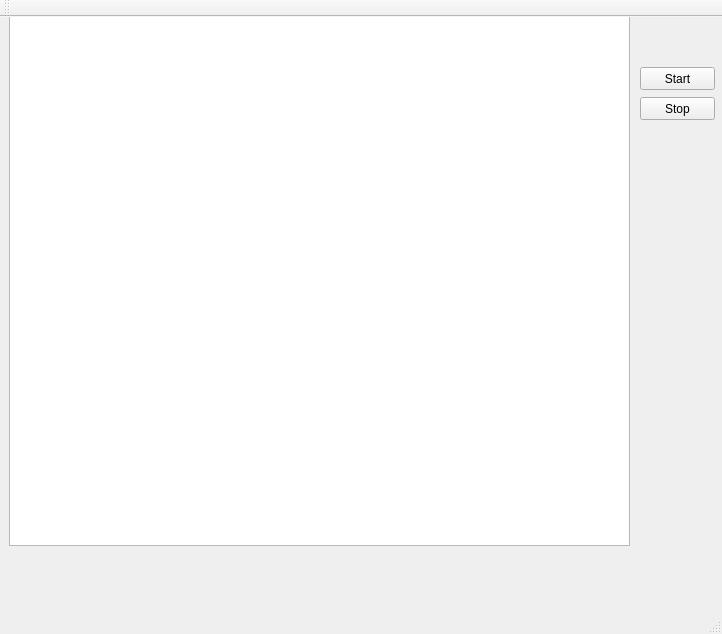
Before: the Qt Designer form mainwindow.ui in Skan9/Cross1, drawn with Qt 5.
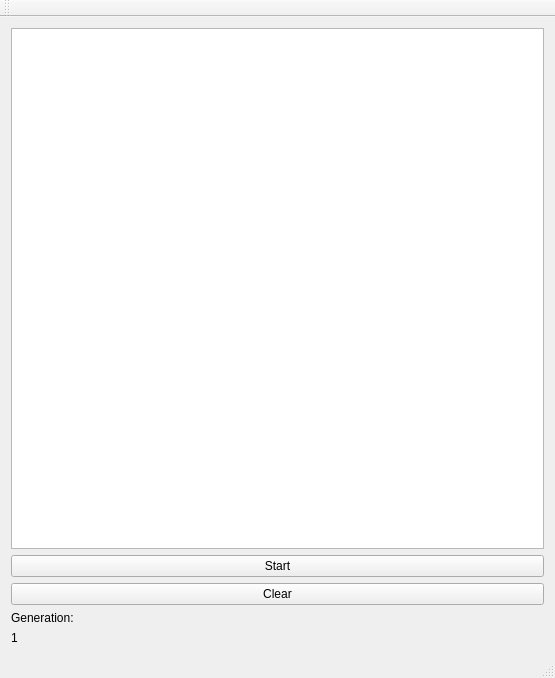
After: the same form once the commit is applied.

Diff of the .ui file:
```diff
--- a/mainwindow.ui
+++ b/mainwindow.ui
@@ -6,62 +6,54 @@
    <rect>
     <x>0</x>
     <y>0</y>
-    <width>722</width>
-    <height>634</height>
+    <width>555</width>
+    <height>678</height>
    </rect>
   </property>
   <property name="windowTitle">
    <string>MainWindow</string>
   </property>
   <widget class="QWidget" name="centralWidget">
+   <layout class="QGridLayout" name="gridLayout">
+    <item row="0" column="0">
    <widget class="QTableWidget" name="tableWidget">
-    <property name="geometry">
-     <rect>
-      <x>9</x>
-      <y>-12</y>
-      <width>621</width>
-      <height>541</height>
-     </rect>
-    </property>
     <attribute name="horizontalHeaderDefaultSectionSize">
      <number>10</number>
     </attribute>
-    <attribute name="horizontalHeaderMinimumSectionSize">
-     <number>10</number>
-    </attribute>
     <attribute name="verticalHeaderDefaultSectionSize">
      <number>10</number>
     </attribute>
-    <attribute name="verticalHeaderMinimumSectionSize">
-     <number>10</number>
-    </attribute>
-   </widget>
+     </widget>
+    </item>
+    <item row="1" column="0">
    <widget class="QPushButton" name="pushButton">
-    <property name="geometry">
-     <rect>
-      <x>640</x>
-      <y>50</y>
-      <width>75</width>
-      <height>23</height>
-     </rect>
-    </property>
     <property name="text">
      <string>Start</string>
     </property>
    </widget>
+    </item>
+    <item row="4" column="0">
+     <widget class="QLabel" name="label">
+      <property name="text">
+       <string>1</string>
+      </property>
+     </widget>
+    </item>
+    <item row="3" column="0">
+     <widget class="QLabel" name="label_2">
+      <property name="text">
+       <string>Generation:</string>
+      </property>
+     </widget>
+    </item>
+    <item row="2" column="0">
    <widget class="QPushButton" name="pushButton_2">
-    <property name="geometry">
-     <rect>
-      <x>640</x>
-      <y>80</y>
-      <width>75</width>
-      <height>23</height>
-     </rect>
-    </property>
     <property name="text">
-     <string>Stop</string>
-    </property>
-   </widget>
+       <string>Clear</string>
+      </property>
+     </widget>
+    </item>
+   </layout>
   </widget>
   <widget class="QMenuBar" name="menuBar">
    <property name="geometry">
```
Left out of the diff: 2 changed lines with no effect on the pictures. Lines whose indentation alone changed are shown as unchanged.
